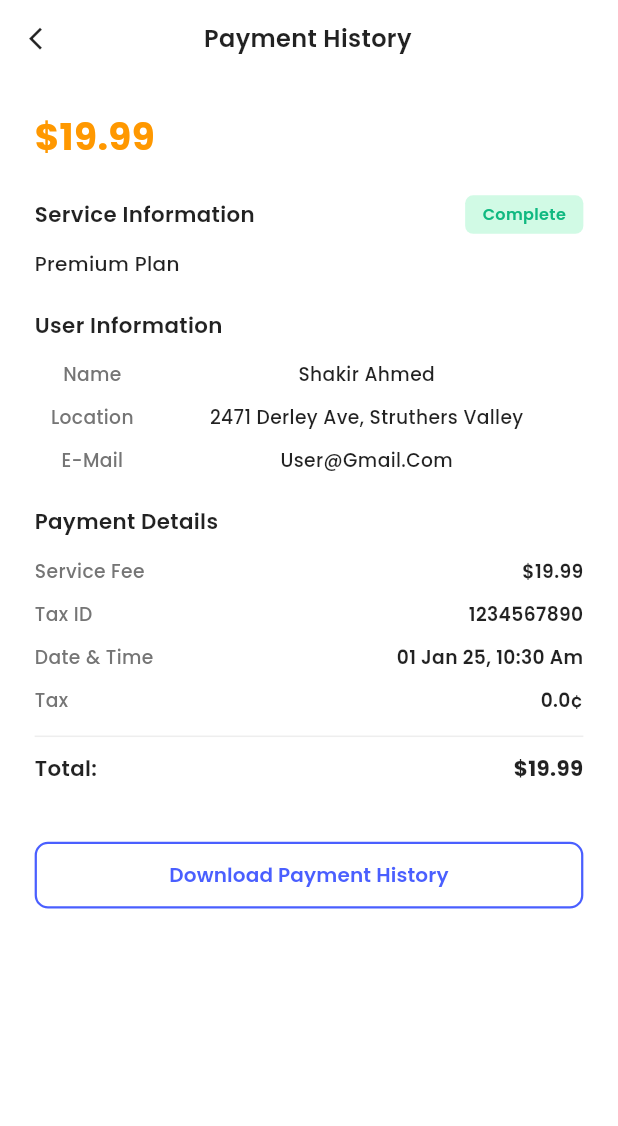
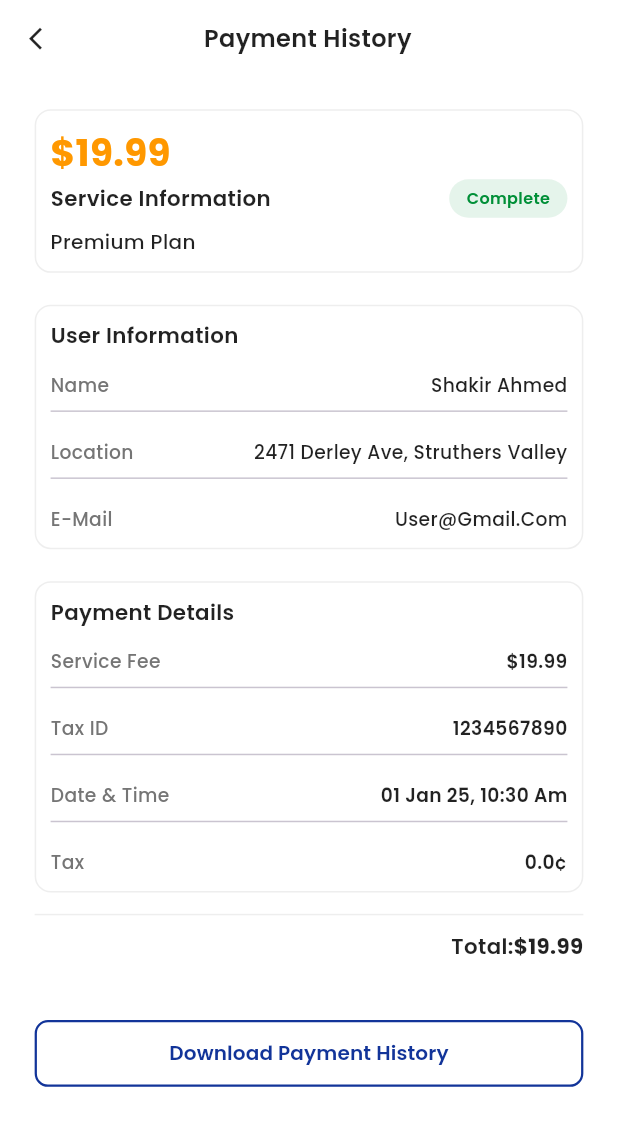
Before and after one commit to mehdisparktech/embeyi, a Flutter app: the PaymentDetailScreen screen opened directly, on a phone screen of 412 x 824 dp. Shown: the top 1126 px of the screen. Run offline on Flutter 3.47's test engine with Material 3 defaults, Android fonts, the phone set to English and light mode, and no system bars; our stand-ins replace cached_network_image, dio, flutter_dotenv, flutter_html, flutter_local_notifications, flutter_screenutil and 13 more; accounts and stored records are empty; network calls fail.

Commit message:
refactor(payment_history): enhance layout and styling of payment history screen
- Introduce consistent card styling for service, user, and payment details sections
- Update UI components with padding, borders, and dividers for improved readability
- Adjust alignment and spacing for better visual hierarchy and user experience
- Replace hardcoded colors with constants from AppColors for consistency

```diff
--- a/lib/features/job_seeker/profile/presentation/screen/payment_history_screen.dart
+++ b/lib/features/job_seeker/profile/presentation/screen/payment_history_screen.dart
@@ -1,3 +1,4 @@
+import 'package:embeyi/core/utils/constants/app_colors.dart';
 import 'package:flutter/material.dart';
 import 'package:flutter_screenutil/flutter_screenutil.dart';
 import '../../../../../core/component/text/common_text.dart';
@@ -169,19 +170,32 @@ class PaymentDetailScreen extends StatelessWidget {
                       24.height,
 
                       // Price
+                      Container(
+                        padding: EdgeInsets.all(10.w),
+                        decoration: BoxDecoration(
+                          color: Colors.white,
+                          borderRadius: BorderRadius.circular(12.r),
+                          border: Border.all(
+                            color: Colors.grey.shade200,
+                            width: 1,
+                          ),
+                        ),
+                        child: Column(
+                          crossAxisAlignment: CrossAxisAlignment.start,
+                          children: [
                             const CommonText(
                               text: '\$19.99',
                               fontSize: 28,
                               fontWeight: FontWeight.w700,
                               color: Color(0xFFFF9800),
                             ),
+                            // Service Information
+                            _buildSectionHeader(
+                              'Service Information',
+                              'Complete',
+                            ),
 
-                      24.height,
-
-                      // Service Information
-                      _buildSectionHeader('Service Information', 'Complete'),
-
-                      12.height,
+                            8.height,
 
                             const CommonText(
                               text: 'Premium Plan',
@@ -189,45 +203,77 @@ class PaymentDetailScreen extends StatelessWidget {
                               fontWeight: FontWeight.w500,
                               color: Colors.black87,
                             ),
+                          ],
+                        ),
+                      ),
 
                       24.height,
 
                       // User Information
+                      Container(
+                        padding: EdgeInsets.all(10.w),
+                        decoration: BoxDecoration(
+                          color: Colors.white,
+                          borderRadius: BorderRadius.circular(12.r),
+                          border: Border.all(
+                            color: Colors.grey.shade200,
+                            width: 1,
+                          ),
+                        ),
+                        child: Column(
+                          children: [
                             _buildSectionHeader('User Information', null),
 
                             16.height,
 
                             _buildInfoRow('Name', 'Shakir Ahmed'),
+                            Divider(),
                             12.height,
                             _buildInfoRow(
                               'Location',
                               '2471 Derley Ave, Struthers Valley',
                             ),
+                            Divider(),
                             12.height,
                             _buildInfoRow('E-Mail', 'User@Gmail.Com'),
+                          ],
+                        ),
+                      ),
 
                       24.height,
 
                       // Payment Details
-                      const CommonText(
-                        text: 'Payment Details',
-                        fontSize: 16,
-                        fontWeight: FontWeight.w600,
-                        color: Colors.black87,
+                      Container(
+                        padding: EdgeInsets.all(10.w),
+                        decoration: BoxDecoration(
+                          color: Colors.white,
+                          borderRadius: BorderRadius.circular(12.r),
+                          border: Border.all(
+                            color: Colors.grey.shade200,
+                            width: 1,
+                          ),
                         ),
 
+                        child: Column(
+                          children: [
+                            _buildSectionHeader('Payment Details', null),
                             16.height,
-
                             _buildPaymentDetailRow('Service Fee', '\$19.99'),
+                            Divider(),
                             12.height,
                             _buildPaymentDetailRow('Tax ID', '1234567890'),
+                            Divider(),
                             12.height,
                             _buildPaymentDetailRow(
                               'Date & Time',
                               '01 Jan 25, 10:30 Am',
                             ),
+                            Divider(),
                             12.height,
                             _buildPaymentDetailRow('Tax', '0.0¢'),
+                          ],
+                        ),
+                      ),
 
                       16.height,
 
@@ -243,7 +289,7 @@ class PaymentDetailScreen extends StatelessWidget {
                           ),
                         ),
                         child: Row(
-                          mainAxisAlignment: MainAxisAlignment.spaceBetween,
+                          mainAxisAlignment: MainAxisAlignment.end,
                           children: [
                             const CommonText(
                               text: 'Total:',
@@ -321,14 +367,14 @@ class PaymentDetailScreen extends StatelessWidget {
           Container(
             padding: EdgeInsets.symmetric(horizontal: 12.w, vertical: 6.h),
             decoration: BoxDecoration(
-              color: const Color(0xFFD1FAE5),
-              borderRadius: BorderRadius.circular(6.r),
+              color: AppColors.success.withOpacity(0.1),
+              borderRadius: BorderRadius.circular(30.r),
             ),
             child: CommonText(
               text: badge,
               fontSize: 12,
               fontWeight: FontWeight.w600,
-              color: const Color(0xFF10B981),
+              color: AppColors.success,
             ),
           ),
       ],
@@ -338,6 +384,7 @@ class PaymentDetailScreen extends StatelessWidget {
   Widget _buildInfoRow(String label, String value) {
     return Row(
       crossAxisAlignment: CrossAxisAlignment.start,
+      mainAxisAlignment: MainAxisAlignment.spaceBetween,
       children: [
         SizedBox(
           width: 80.w,
@@ -346,15 +393,15 @@ class PaymentDetailScreen extends StatelessWidget {
             fontSize: 14,
             fontWeight: FontWeight.w500,
             color: Colors.grey.shade600,
+            textAlign: TextAlign.left,
           ),
         ),
-        Expanded(
-          child: CommonText(
+        CommonText(
           text: value,
           fontSize: 14,
           fontWeight: FontWeight.w500,
           color: Colors.black87,
-          ),
+          textAlign: TextAlign.right,
         ),
       ],
     );
@@ -363,6 +410,7 @@ class PaymentDetailScreen extends StatelessWidget {
   Widget _buildPaymentDetailRow(String label, String value) {
     return Row(
       mainAxisAlignment: MainAxisAlignment.spaceBetween,
+      crossAxisAlignment: CrossAxisAlignment.start,
       children: [
         CommonText(
           text: label,
@@ -389,8 +437,8 @@ class PaymentDetailScreen extends StatelessWidget {
           // Handle download action
         },
         style: OutlinedButton.styleFrom(
-          foregroundColor: const Color(0xFF4A5FFF),
-          side: const BorderSide(color: Color(0xFF4A5FFF), width: 1.5),
+          foregroundColor: AppColors.primary,
+          side: const BorderSide(color: AppColors.primary, width: 1.5),
           shape: RoundedRectangleBorder(
             borderRadius: BorderRadius.circular(10.r),
           ),
@@ -399,7 +447,7 @@ class PaymentDetailScreen extends StatelessWidget {
           text: 'Download Payment History',
           fontSize: 15,
           fontWeight: FontWeight.w600,
-          color: Color(0xFF4A5FFF),
+          color: AppColors.primary,
         ),
       ),
     );
```
Lines whose indentation alone changed are shown as unchanged.
